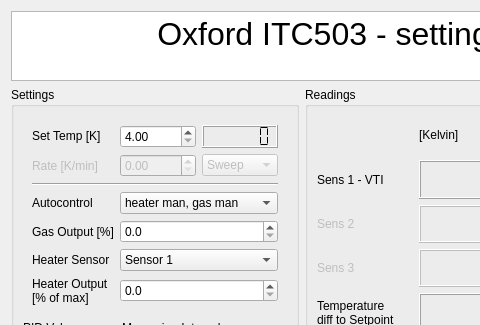
Before: the Qt Designer form Oxford/ITC_control.ui in Cryostat-GUI/Cryostat-GUI, drawn with Qt 5; both pictures show x 0 to 480 and y 0 to 325 of the 768 by 465 pixel window.
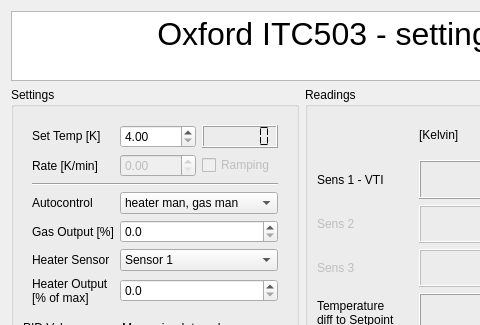
After: the same form once the commit is applied.

Commit message:
implemented ITC Sweep capability (not functional)
needs debugging!

```diff
--- a/Oxford/ITC_control.ui
+++ b/Oxford/ITC_control.ui
@@ -357,7 +357,7 @@
          <item row="1" column="0">
           <widget class="QLabel" name="label_18">
            <property name="enabled">
-            <bool>false</bool>
+            <bool>true</bool>
            </property>
            <property name="text">
             <string>Rate [K/min]</string>
@@ -384,23 +384,6 @@
            </property>
           </widget>
          </item>
-         <item row="1" column="2">
-          <widget class="QComboBox" name="comboBox">
-           <property name="enabled">
-            <bool>false</bool>
-           </property>
-           <item>
-            <property name="text">
-             <string>Sweep</string>
-            </property>
-           </item>
-           <item>
-            <property name="text">
-             <string>Setpoint</string>
-            </property>
-           </item>
-          </widget>
-         </item>
          <item row="4" column="0">
           <widget class="QLabel" name="label_17">
            <property name="text">
@@ -499,6 +482,16 @@
            </property>
           </widget>
          </item>
+         <item row="1" column="2">
+          <widget class="QCheckBox" name="checkSweep">
+           <property name="enabled">
+            <bool>false</bool>
+           </property>
+           <property name="text">
+            <string>Ramping</string>
+           </property>
+          </widget>
+         </item>
         </layout>
        </widget>
       </item>
```
Left out of the diff: 5 changed lines with no effect on the pictures. The commit also changes 3 other files.
